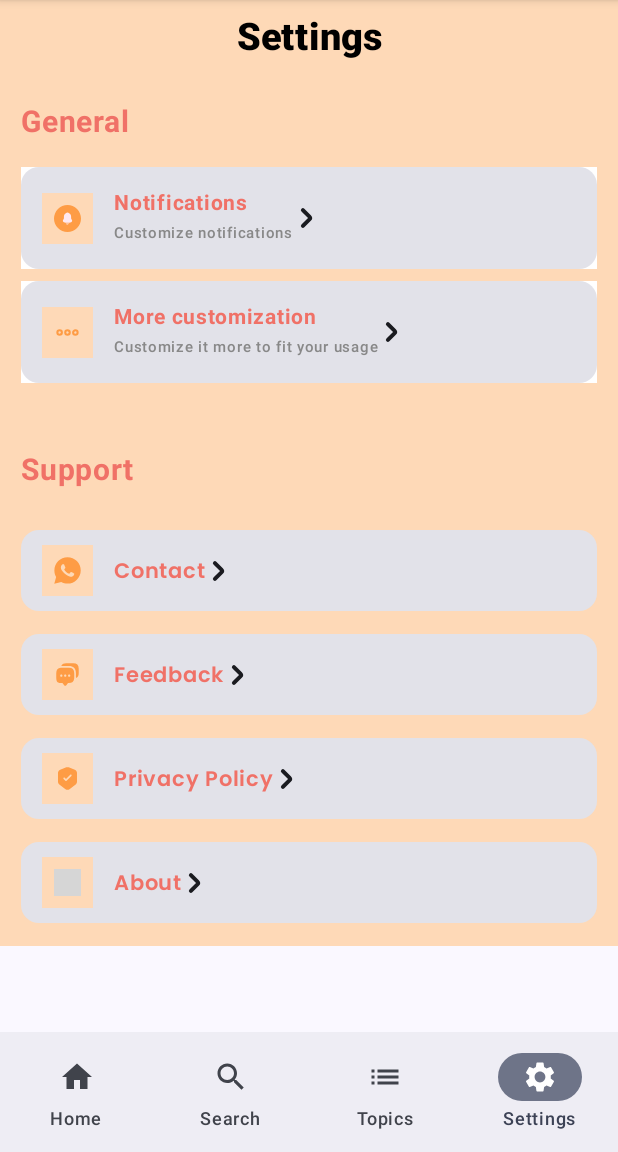
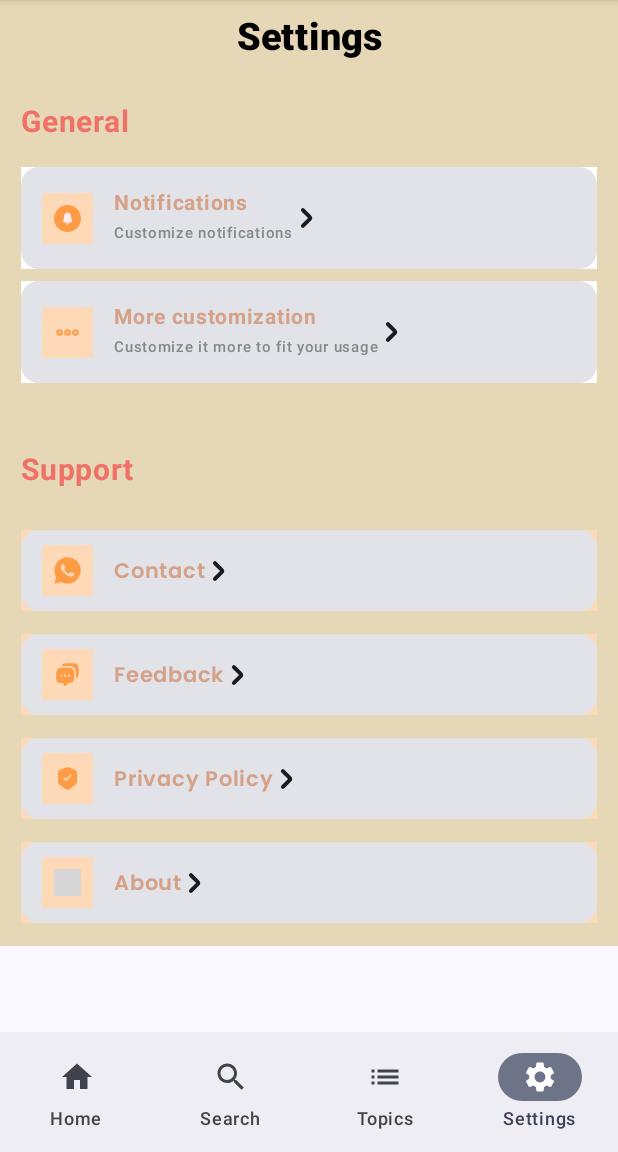
Before and after one commit to Charity2024/JointNewsletter, an Android app built with Jetpack Compose: the SettingsScreen screen opened through its navigation route, item 4 of the bottom bar chosen, on a phone screen of 412 x 824 dp, the part 84-1236 px from its top. Run offline under Robolectric (Android 15) with nearby library versions, the phone set to English and light mode, and no system bars; our stand-ins replace accompanist; 1 statement that could not run was skipped; grey boxes are pictures that could not be loaded.

Commit message:
homeScreen Setup

```diff
--- a/app/src/main/java/com/charity/jointnewsletter/navigation/AppNavHost.kt
+++ b/app/src/main/java/com/charity/jointnewsletter/navigation/AppNavHost.kt
@@ -55,7 +55,7 @@ fun AppNavHost(modifier: Modifier = Modifier,
             OnboardingScreen(navController )
         }
         composable(ROUTE_TOPICS){
-            //TopicScreen(navController )
+           // TopicScreen()
         }
         composable(ROUTE_POLICY){
             //PolicyScreen(navController )
--- a/app/src/main/java/com/charity/jointnewsletter/ui/theme/screens/category/CategoryScreen.kt
+++ b/app/src/main/java/com/charity/jointnewsletter/ui/theme/screens/category/CategoryScreen.kt
@@ -63,6 +63,7 @@ fun Categories(navController: NavHostController) {
             "Retells the mournful or inspiring stories from a difficult time for all humanity",
             "Explores the pros and cons of this emerging technology.",
             "",
+            "Dives into the history of different language and how they evolved with time...",
             ""
 
         )
--- a/app/src/main/java/com/charity/jointnewsletter/ui/theme/screens/home/HomeScreen.kt
+++ b/app/src/main/java/com/charity/jointnewsletter/ui/theme/screens/home/HomeScreen.kt
@@ -3,6 +3,7 @@ package com.charity.jointnewsletter.ui.theme.screens.home
 import androidx.compose.animation.core.animateDpAsState
 import androidx.compose.foundation.Image
 import androidx.compose.foundation.background
+import androidx.compose.foundation.clickable
 import androidx.compose.foundation.layout.Arrangement
 import androidx.compose.foundation.layout.Box
 import androidx.compose.foundation.layout.Column
@@ -13,6 +14,7 @@ import androidx.compose.foundation.layout.fillMaxWidth
 import androidx.compose.foundation.layout.height
 import androidx.compose.foundation.layout.padding
 import androidx.compose.foundation.layout.size
+import androidx.compose.foundation.layout.width
 import androidx.compose.foundation.layout.wrapContentHeight
 import androidx.compose.foundation.layout.wrapContentSize
 import androidx.compose.foundation.lazy.LazyColumn
@@ -38,9 +40,11 @@ import androidx.compose.ui.draw.clip
 import androidx.compose.ui.graphics.Color
 import androidx.compose.ui.res.painterResource
 import androidx.compose.ui.text.font.FontWeight
+import androidx.compose.ui.text.style.TextOverflow
 import androidx.compose.ui.tooling.preview.Preview
 import androidx.compose.ui.unit.dp
 import androidx.compose.ui.unit.sp
+import androidx.constraintlayout.widget.ConstraintLayout
 import androidx.navigation.NavController
 import androidx.navigation.compose.rememberNavController
 import com.charity.jointnewsletter.R
@@ -56,7 +60,7 @@ import kotlinx.coroutines.launch
 fun HomeScreen(navController: NavController) {
 
     val images = listOf(
-        R.drawable.img,
+        R.drawable.img_1,
         R.drawable.splash,
         R.drawable.logo,
         R.drawable.logo2
@@ -149,16 +153,27 @@ fun HomeScreen(navController: NavController) {
             }
         }
 
+
+
+
         PageIndicator(
             pageCount = images.size,
             currentPage = pagerState.currentPage,
             modifier = modifier
         )
+
+
         Title()
         Homebtns()
         Title2()
+        MyCard()
+
+
+
     }
 }
+
+
 
 @Composable
 fun PageIndicator(pageCount: Int, currentPage: Int, modifier: Modifier) {
@@ -188,23 +203,14 @@ fun IndicatorDots(isSelected: Boolean, modifier: Modifier) {
 @Composable
 fun Title(){
     Text(
-        text = "Permanent Sections",
-        fontSize = 30.sp,
-        fontWeight = FontWeight.ExtraBold,
-        modifier = Modifier
-            .padding(vertical = 10.dp)
-        )
-}
-@Composable
-fun Title2(){
-    Text(
-        text = "Latest Issue",
-        fontSize = 28.sp,
+        text = "Popular Sections",
+        fontSize = 21.sp,
         fontWeight = FontWeight.ExtraBold,
         modifier = Modifier
             .padding(vertical = 10.dp)
     )
 }
+
 @Composable
 fun Homebtns() {
 
@@ -225,7 +231,7 @@ fun Homebtns() {
 
 @Composable
 fun MyApp(modifier: Modifier = Modifier, languages: List<String>) {
-        Column(modifier.fillMaxSize()) {
+        Column(modifier.padding(0.dp)) {
             LazyRow( ) {
                 items(items = languages) { item ->
                     RowItem(modifier = modifier, name = item)
@@ -263,10 +269,68 @@ fun RowItem(modifier: Modifier, name: String) {
     }
 
 }
+@Composable
+fun Title2(){
+    Text(
+        text = "Latest Issue",
+        fontSize = 20.sp,
+        fontWeight = FontWeight.ExtraBold,
+        modifier = Modifier
+            .padding(vertical = 10.dp)
+    )
+}
+
+@Composable
+fun MyCard() {
+
+    Box(
+        modifier = Modifier.fillMaxWidth(),
+        contentAlignment = Alignment.Center
+    ) {
+
+        Card(
+            modifier = Modifier
+                .width(370.dp)
+                .height(130.dp),
+            // shape = CutCornerShape(20.dp)
+            elevation = CardDefaults.cardElevation(10.dp),
+            //border = BorderStroke(3.dp,Color.Gray)
+            colors = CardDefaults.cardColors(
+                containerColor = Color.White
+            )
+        ) {
+            Row(modifier = Modifier.fillMaxWidth()) {
+                Image(
+                    painter = painterResource(id = R.drawable.ancient),
+                    contentDescription = "null"
+                )
+                Column {
+                    Text(
+                        text = "Issue No.11: \"Ancient History\" Section",
+                        fontWeight = FontWeight.Bold,
+                        fontSize = 18.sp,
+                        modifier = Modifier.padding(10.dp)
+                    )
+                    Text(
+                        text = "Dives into the history of different language and how they evolved with time...",
+                        fontSize = 15.sp,
+                        modifier = Modifier.padding(6.dp),
+                        maxLines = 3,
+                        overflow = TextOverflow.Ellipsis,
+                        color = Color.Gray
+                    )
+                }
+            }
+
+        }
+    }
+}
+
+
 
 @Preview
 @Composable
-fun homeprev() {
+fun Homeprev() {
     HomeScreen(rememberNavController())
     val languages = listOf(
         "Flags and Festivals",
--- a/app/src/main/java/com/charity/jointnewsletter/ui/theme/screens/settings/SettingsScreen.kt
+++ b/app/src/main/java/com/charity/jointnewsletter/ui/theme/screens/settings/SettingsScreen.kt
@@ -1,5 +1,6 @@
 package com.charity.jointnewsletter.ui.theme.screens.settings
 
+import android.annotation.SuppressLint
 import androidx.compose.foundation.Image
 import androidx.compose.foundation.background
 import androidx.compose.foundation.layout.Arrangement
@@ -33,15 +34,17 @@ import androidx.compose.ui.unit.sp
 import androidx.navigation.NavHostController
 import androidx.navigation.compose.rememberNavController
 import com.charity.jointnewsletter.R
+import com.charity.jointnewsletter.navigation.ROUTE_CONTACT
 import com.charity.jointnewsletter.ui.theme.Poppins
 
 
+@SuppressLint("InvalidColorHexValue")
 @ExperimentalMaterialApi
 @Composable
 fun SettingsScreen(navController: NavHostController) {
     Column(
         modifier = Modifier
-            .background(Color(0xFFFED9B7))
+            .background(Color(0xFFE6D7B6))
     ) {
         HeaderText()
        // ProfileCardUI()
@@ -196,7 +199,7 @@ fun GeneralSettingItem(icon: Int, mainText: String, subText: String, onClick: ()
                     Text(
                         text = mainText,
                         fontFamily = FontFamily.SansSerif,
-                        color = Color(0xFFF07167),
+                        color = Color(0xFFD5A187),
                         fontSize = 14.sp,
                         fontWeight = FontWeight.Bold,
                     )
@@ -237,11 +240,14 @@ fun SupportOptionsUI() {
             fontWeight = FontWeight.Bold,
             modifier = Modifier
                 .padding(vertical = 28.dp)
+
         )
         SupportItem(
             icon = R.drawable.ic_whatsapp,
             mainText = "Contact",
-            onClick = {}
+            onClick = {
+
+            }
         )
         SupportItem(
             icon = R.drawable.ic_feedback,
@@ -299,7 +305,7 @@ fun SupportItem(icon: Int, mainText: String, onClick: () -> Unit) {
                 Text(
                     text = mainText,
                     fontFamily = Poppins,
-                    color =Color(0xFFF07167),
+                    color =Color(0xFFD5A187),
                     fontSize = 14.sp,
                     fontWeight = FontWeight.Bold,
                 )
--- a/app/src/main/java/com/charity/jointnewsletter/ui/theme/screens/splash/SplashScreen.kt
+++ b/app/src/main/java/com/charity/jointnewsletter/ui/theme/screens/splash/SplashScreen.kt
@@ -4,6 +4,7 @@ package com.charity.jointnewsletter.ui.theme.screens.splash
 import android.view.animation.OvershootInterpolator
 import androidx.compose.animation.core.tween
 import androidx.compose.foundation.Image
+import androidx.compose.foundation.background
 import androidx.compose.foundation.layout.Box
 import androidx.compose.foundation.layout.fillMaxSize
 import androidx.compose.runtime.Composable
@@ -12,6 +13,7 @@ import androidx.compose.runtime.remember
 import androidx.compose.ui.Alignment
 import androidx.compose.ui.Modifier
 import androidx.compose.ui.draw.scale
+import androidx.compose.ui.graphics.Color
 import androidx.compose.ui.res.painterResource
 import androidx.navigation.NavHostController
 import com.charity.jointnewsletter.R
@@ -41,7 +43,7 @@ fun SplashScreen(navController: NavHostController) {
     // Image
     Box(contentAlignment = Alignment.Center,
         modifier = Modifier.fillMaxSize()) {
-        Image(painter = painterResource(id = R.drawable.logo2),
+        Image(painter = painterResource(id = R.drawable.img_2),
             contentDescription = "Logo",
             modifier = Modifier.scale(scale.value))
     }
```
Also changed, not shown: app/src/main/res/drawable/img_1.png (added), app/src/main/res/drawable/img_2.png (added).
